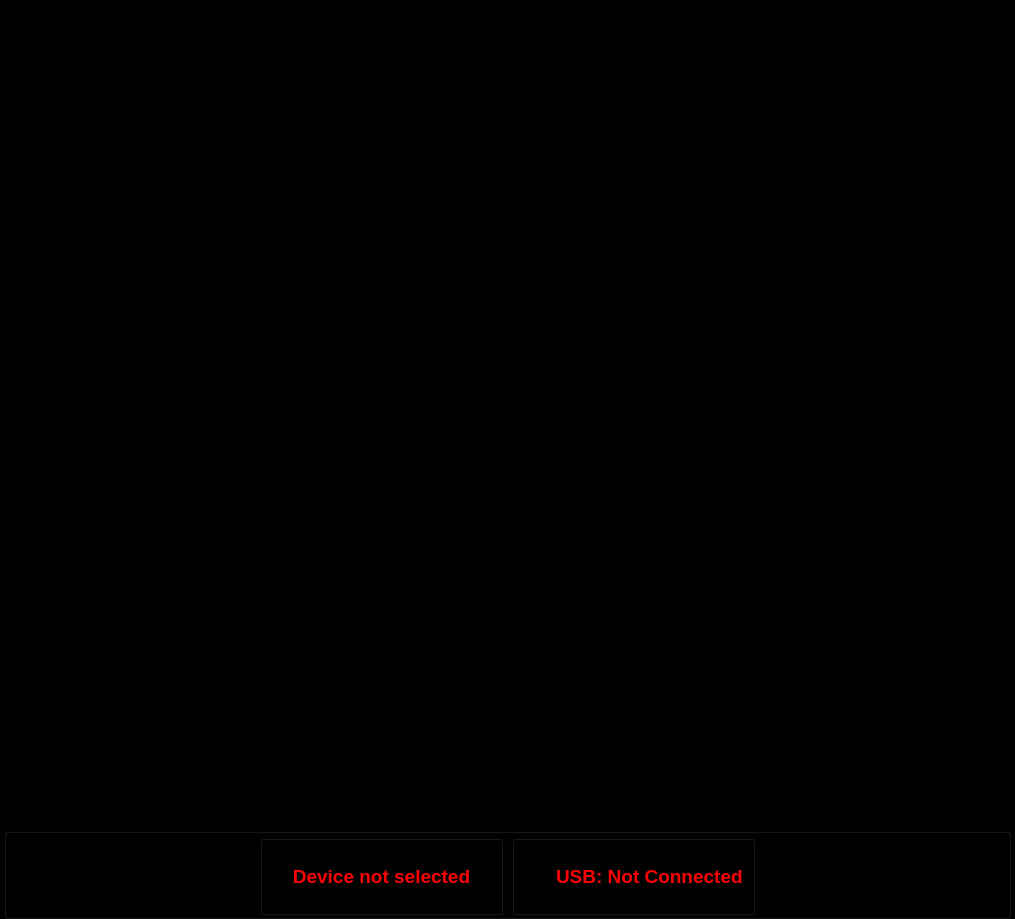
This is QtDesigner/MainWindow.ui in dhahaj/EAX-Python-Interface as Qt 5 draws it before an edit. The edited form follows.
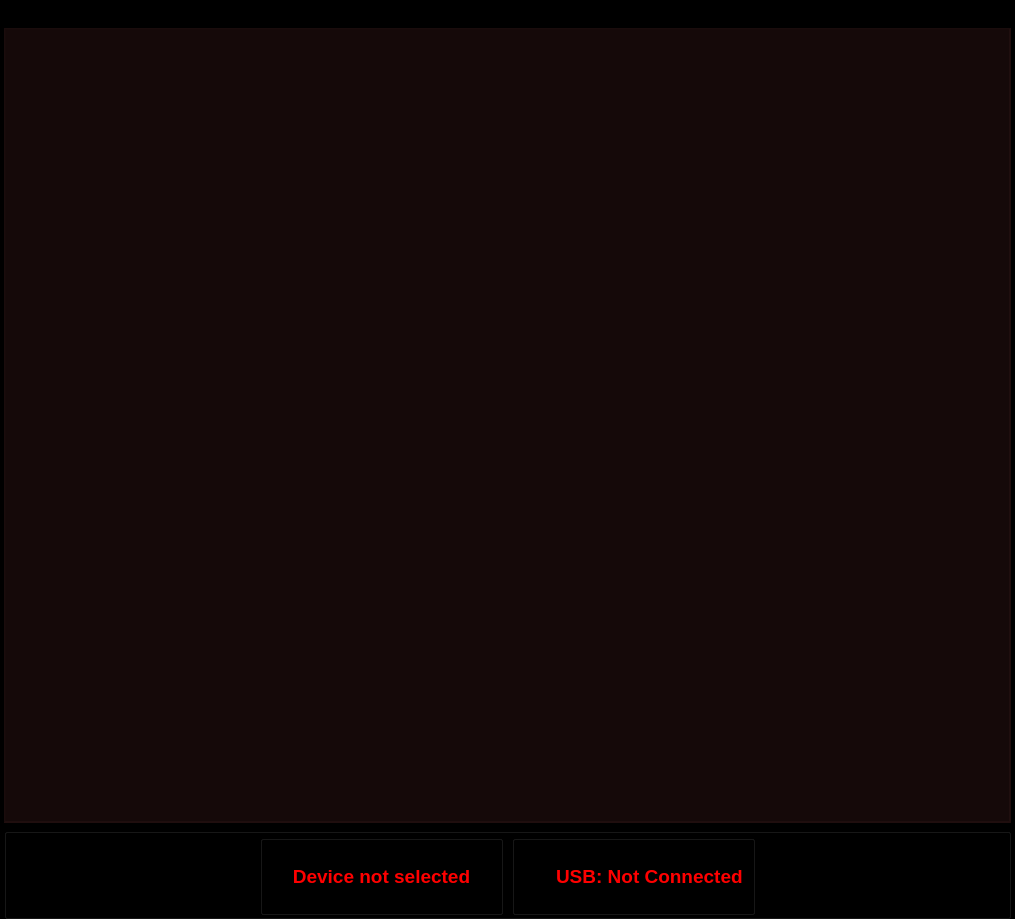
This is the edited form. Icons and pictures are not drawn.

Commit message: Update MainWindow UI: enable auto-fill background, enhance stylesheet, and add markdown support

Patch:
```diff
--- a/QtDesigner/MainWindow.ui
+++ b/QtDesigner/MainWindow.ui
@@ -95,10 +95,12 @@
        <enum>Qt::FocusPolicy::NoFocus</enum>
       </property>
       <property name="autoFillBackground">
-       <bool>false</bool>
+       <bool>true</bool>
       </property>
       <property name="styleSheet">
-       <string notr="true">background-color: rgba(0, 0, 0, 100);</string>
+       <string notr="true">color: #767676;
+background-color: rgba(100, 50, 50, 28);
+background-image: url(:/cloud2);</string>
       </property>
       <property name="frameShape">
        <enum>QFrame::Shape::WinPanel</enum>
@@ -112,9 +114,28 @@
       <property name="undoRedoEnabled">
        <bool>false</bool>
       </property>
+      <property name="lineWrapMode">
+       <enum>QTextEdit::LineWrapMode::WidgetWidth</enum>
+      </property>
       <property name="readOnly">
        <bool>true</bool>
       </property>
+      <property name="markdown">
+       <string notr="true">
+
+
+</string>
+      </property>
+      <property name="html">
+       <string notr="true">&lt;!DOCTYPE HTML PUBLIC &quot;-//W3C//DTD HTML 4.0//EN&quot; &quot;http://www.w3.org/TR/REC-html40/strict.dtd&quot;&gt;
+&lt;html&gt;&lt;head&gt;&lt;meta name=&quot;qrichtext&quot; content=&quot;1&quot; /&gt;&lt;meta charset=&quot;utf-8&quot; /&gt;&lt;style type=&quot;text/css&quot;&gt;
+p, li { white-space: pre-wrap; }
+hr { height: 1px; border-width: 0; }
+li.unchecked::marker { content: &quot;\2610&quot;; }
+li.checked::marker { content: &quot;\2612&quot;; }
+&lt;/style&gt;&lt;/head&gt;&lt;body style=&quot; font-family:'Calibri'; font-size:16pt; font-weight:400; font-style:normal;&quot;&gt;
+&lt;p style=&quot; margin-top:12px; margin-bottom:12px; margin-left:0px; margin-right:0px; -qt-block-indent:0; text-indent:0px;&quot;&gt;&lt;br /&gt;&lt;/p&gt;&lt;/body&gt;&lt;/html&gt;</string>
+      </property>
       <property name="overwriteMode">
        <bool>true</bool>
       </property>
```
Left out of the diff: 2 changed lines with no effect on the pictures.
